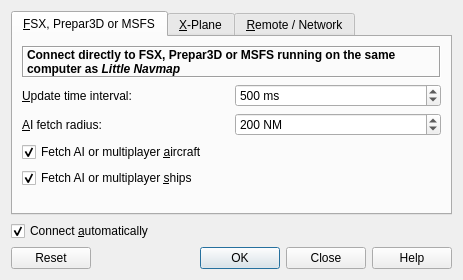
First picture: the form in src/connect/connectdialog.ui, repository albar965/littlenavmap, before the edit.
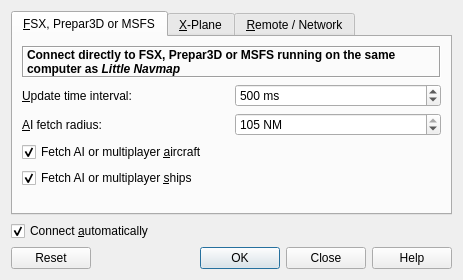
Second picture: the form after the edit. Icons and pictures are not drawn.

Commit message: Changed default AI radius to maximum of 200 km allowed in SimConnect. albar965/littlenavmap#546

The edit to the form file:
```diff
--- a/src/connect/connectdialog.ui
+++ b/src/connect/connectdialog.ui
@@ -136,16 +136,16 @@
           <string> NM</string>
          </property>
          <property name="minimum">
-          <number>1</number>
+          <number>0</number>
          </property>
          <property name="maximum">
-          <number>10000</number>
+          <number>105</number>
          </property>
          <property name="singleStep">
           <number>10</number>
          </property>
          <property name="value">
-          <number>200</number>
+          <number>105</number>
          </property>
         </widget>
        </item>
```
Left out of the diff: 5 changed lines with no effect on the pictures.
